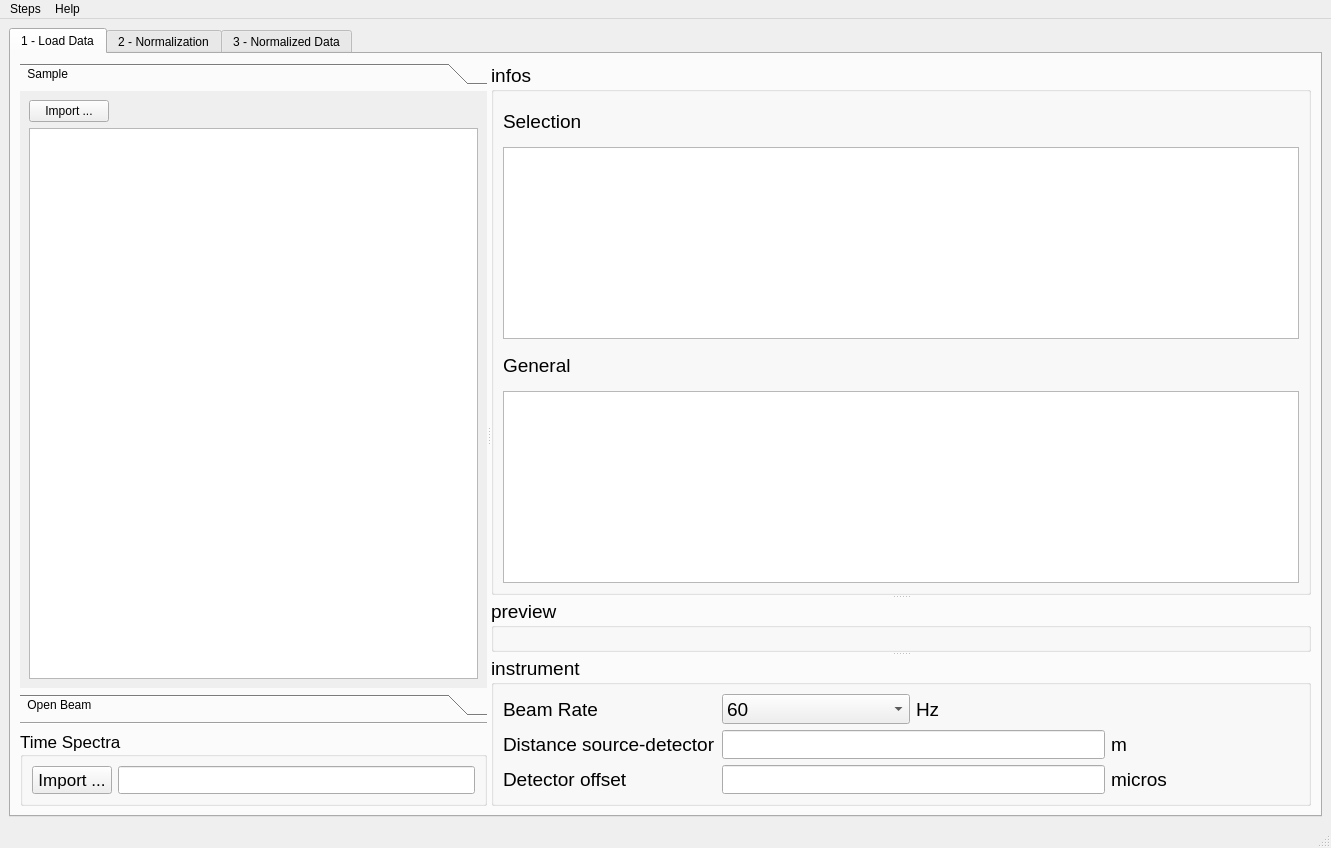
Above: designer/ui_mainWindow.ui from ornlneutronimaging/iBeatles before the change. Below: the same form after it.
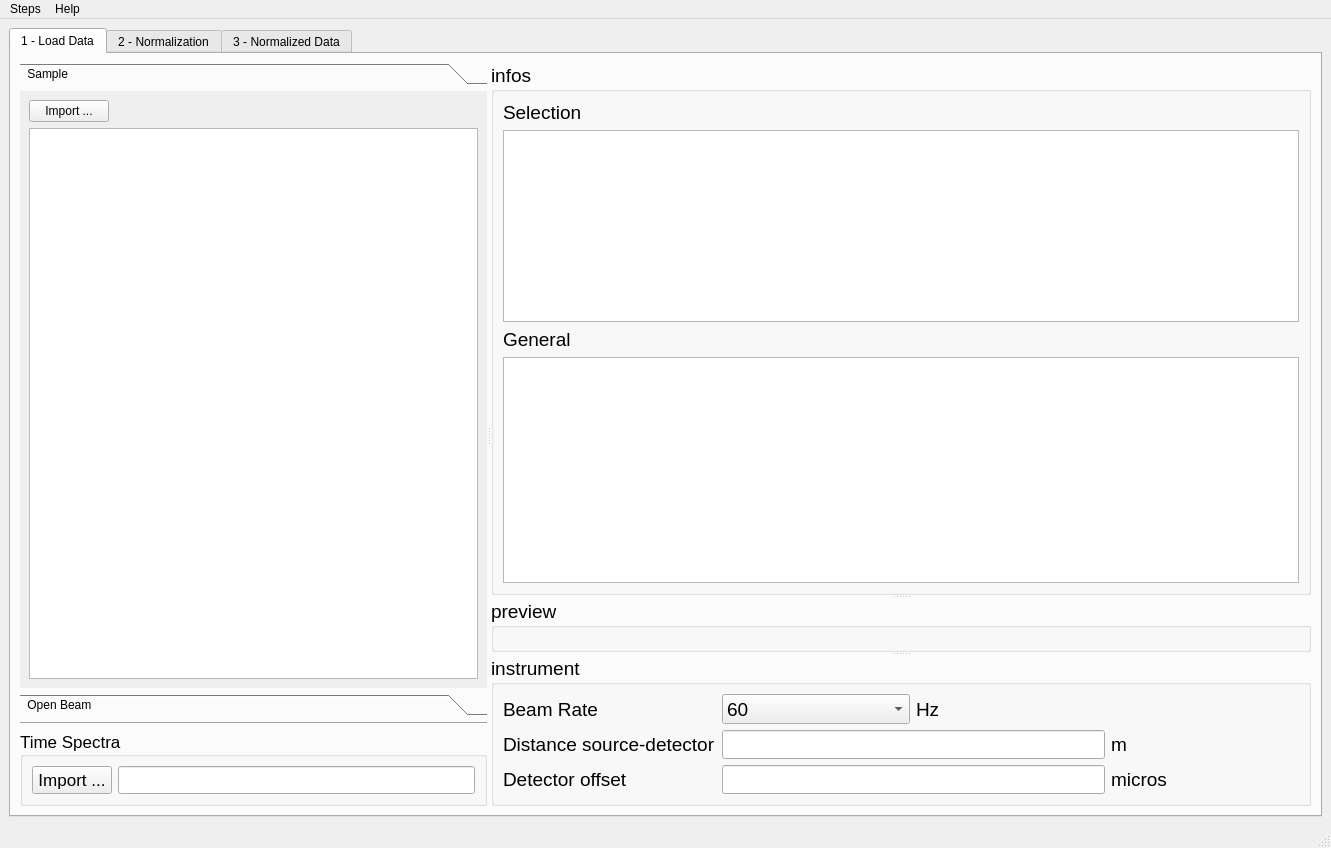
That is the form after the change.

Commit message: Started to implement the general infos field

Patch:
```diff
--- a/designer/ui_mainWindow.ui
+++ b/designer/ui_mainWindow.ui
@@ -339,32 +339,7 @@
                  </widget>
                 </item>
                 <item>
-                 <widget class="QPlainTextEdit" name="plainTextEdit_2">
-                  <property name="enabled">
-                   <bool>true</bool>
-                  </property>
-                  <property name="sizePolicy">
-                   <sizepolicy hsizetype="Expanding" vsizetype="Minimum">
-                    <horstretch>0</horstretch>
-                    <verstretch>0</verstretch>
-                   </sizepolicy>
-                  </property>
-                  <property name="minimumSize">
-                   <size>
-                    <width>0</width>
-                    <height>20</height>
-                   </size>
-                  </property>
-                  <property name="baseSize">
-                   <size>
-                    <width>0</width>
-                    <height>20</height>
-                   </size>
-                  </property>
-                  <property name="textInteractionFlags">
-                   <set>Qt::TextBrowserInteraction</set>
-                  </property>
-                 </widget>
+                 <widget class="QTextEdit" name="data_general_infos"/>
                 </item>
                </layout>
               </widget>
```
The commit also changes 5 other files.
